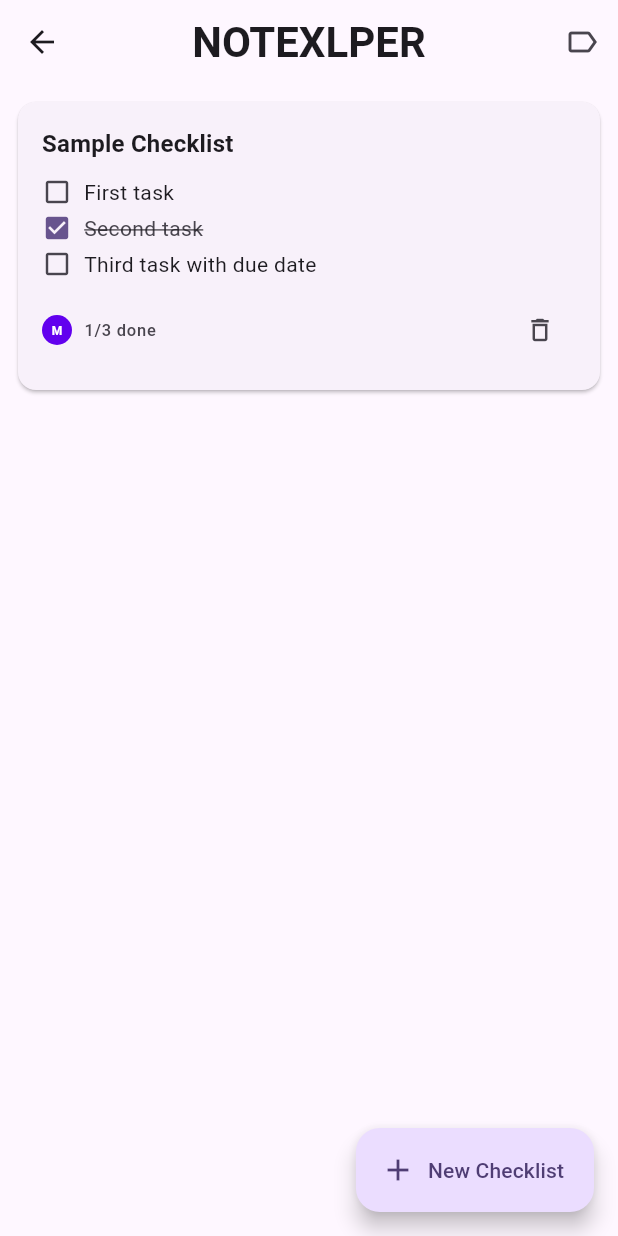
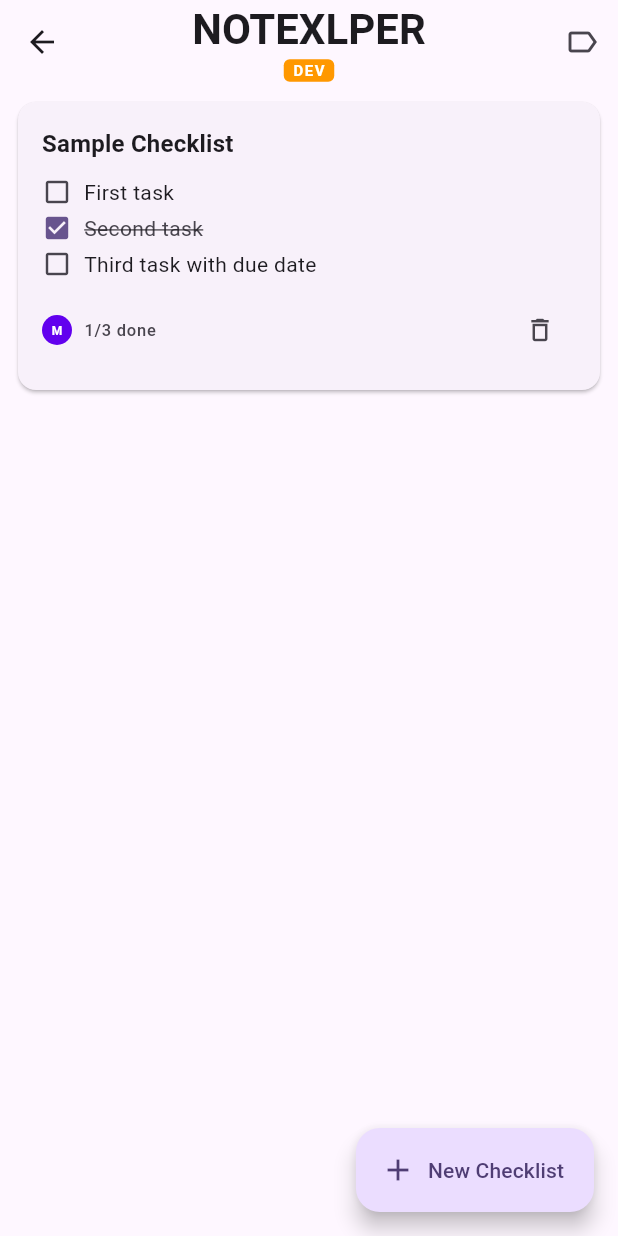
Before and after one commit to Minhounet/notexlper, a Flutter app: the HomePage screen opened directly, on a phone screen of 412 x 824 dp. Run offline on Flutter 3.47's test engine with Material 3 defaults, Android fonts, the phone set to English and light mode, and no system bars; our stand-ins replace dartz, equatable, flutter_local_notifications, flutter_riverpod, flutter_timezone, timezone.

Commit message:
feat: show DEV badge in AppBar when running in dev mode
Adds a small orange "DEV" pill below the app name in the AppBar title,
rendered only when AppConstants.isDev is true (ENV=dev or no --dart-define).
The badge is absent in prod builds (--dart-define=ENV=prod).

https://claude.ai/code/session_01Jj9Ymgc64aWKqZuMB2ahgU

```diff
--- a/lib/presentation/pages/home_page.dart
+++ b/lib/presentation/pages/home_page.dart
@@ -41,11 +41,34 @@ class HomePage extends ConsumerWidget {
                 ),
               )
             : null,
-        title: Text(
-          AppConstants.appName,
-          style: Theme.of(context).textTheme.headlineMedium?.copyWith(
-                fontWeight: FontWeight.bold,
+        title: Column(
+          mainAxisSize: MainAxisSize.min,
+          children: [
+            Text(
+              AppConstants.appName,
+              style: Theme.of(context).textTheme.headlineMedium?.copyWith(
+                    fontWeight: FontWeight.bold,
+                  ),
+            ),
+            if (AppConstants.isDev)
+              Container(
+                margin: const EdgeInsets.only(top: 2),
+                padding: const EdgeInsets.symmetric(horizontal: 6, vertical: 1),
+                decoration: BoxDecoration(
+                  color: Colors.orange,
+                  borderRadius: BorderRadius.circular(4),
+                ),
+                child: const Text(
+                  'DEV',
+                  style: TextStyle(
+                    fontSize: 10,
+                    color: Colors.white,
+                    fontWeight: FontWeight.bold,
+                    letterSpacing: 1,
+                  ),
+                ),
               ),
+          ],
         ),
         centerTitle: true,
         actions: [
```
